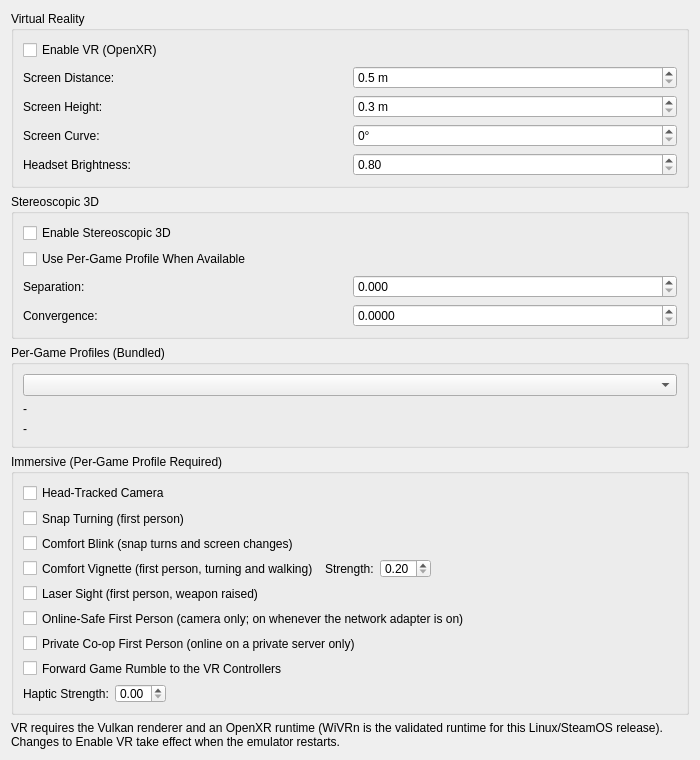
Before: the Qt Designer form pcsx2-qt/Settings/VRSettingsWidget.ui in beadbeed/PenguinScreen2, drawn with Qt 5.
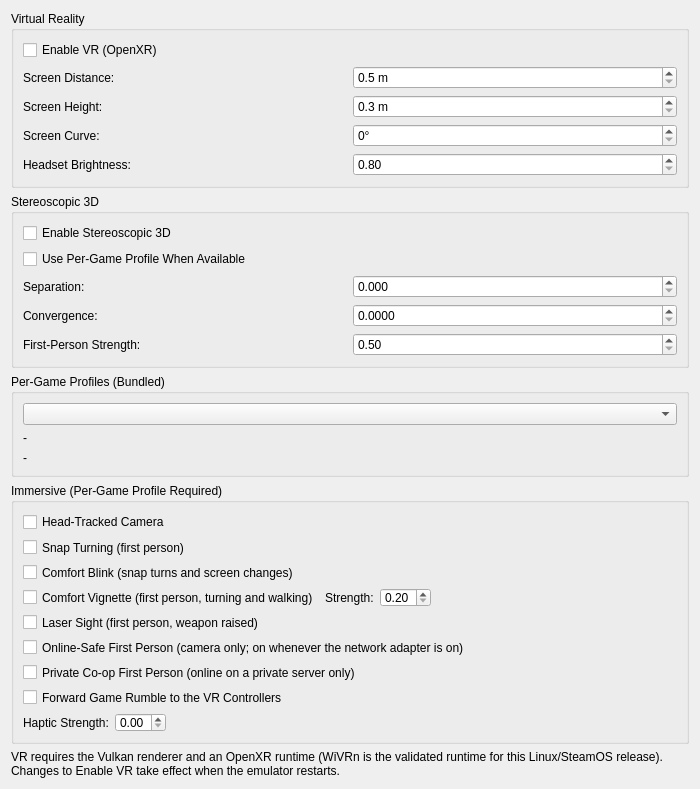
After: the same form once the commit is applied.

Commit message: Auto orthostereo: first-person stereo from the headset IPD and the first-person screen

Diff of the .ui file:
```diff
--- a/pcsx2-qt/Settings/VRSettingsWidget.ui
+++ b/pcsx2-qt/Settings/VRSettingsWidget.ui
@@ -218,6 +218,32 @@
         </property>
        </widget>
       </item>
+      <item row="4" column="0">
+       <widget class="QLabel" name="fpStereoStrengthLabel">
+        <property name="text">
+         <string>First-Person Strength:</string>
+        </property>
+        <property name="buddy">
+         <cstring>fpStereoStrength</cstring>
+        </property>
+       </widget>
+      </item>
+      <item row="4" column="1">
+       <widget class="QDoubleSpinBox" name="fpStereoStrength">
+        <property name="decimals">
+         <number>2</number>
+        </property>
+        <property name="minimum">
+         <double>0.500000000000000</double>
+        </property>
+        <property name="maximum">
+         <double>1.500000000000000</double>
+        </property>
+        <property name="singleStep">
+         <double>0.050000000000000</double>
+        </property>
+       </widget>
+      </item>
      </layout>
     </widget>
    </item>
```
The commit also changes 19 other files.
